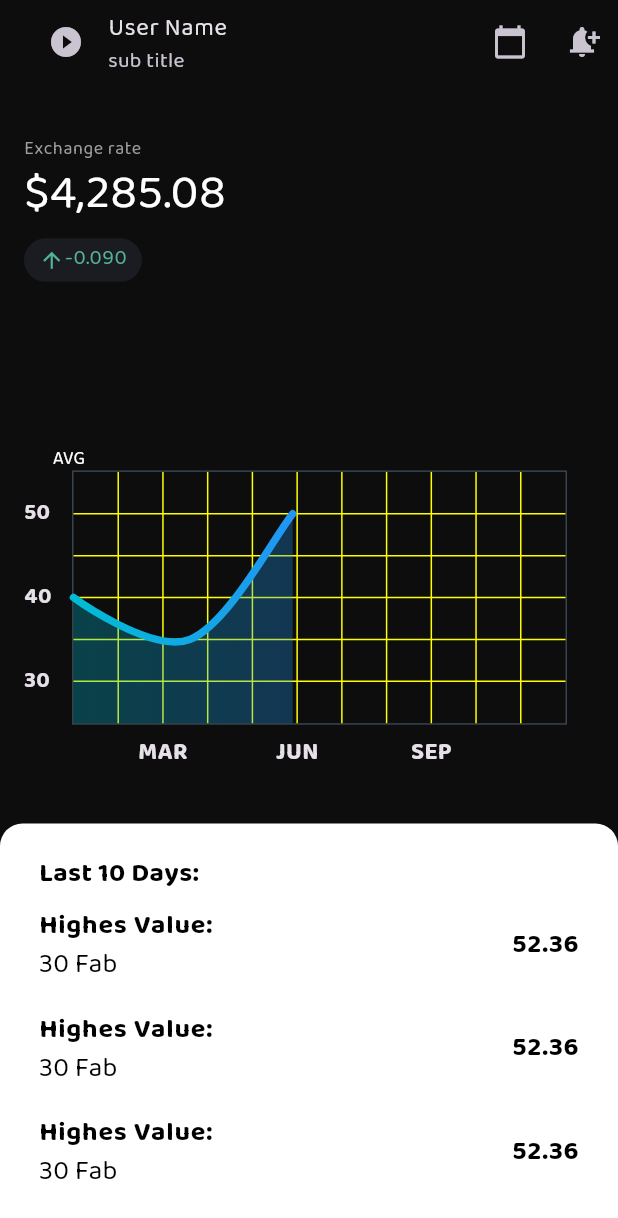
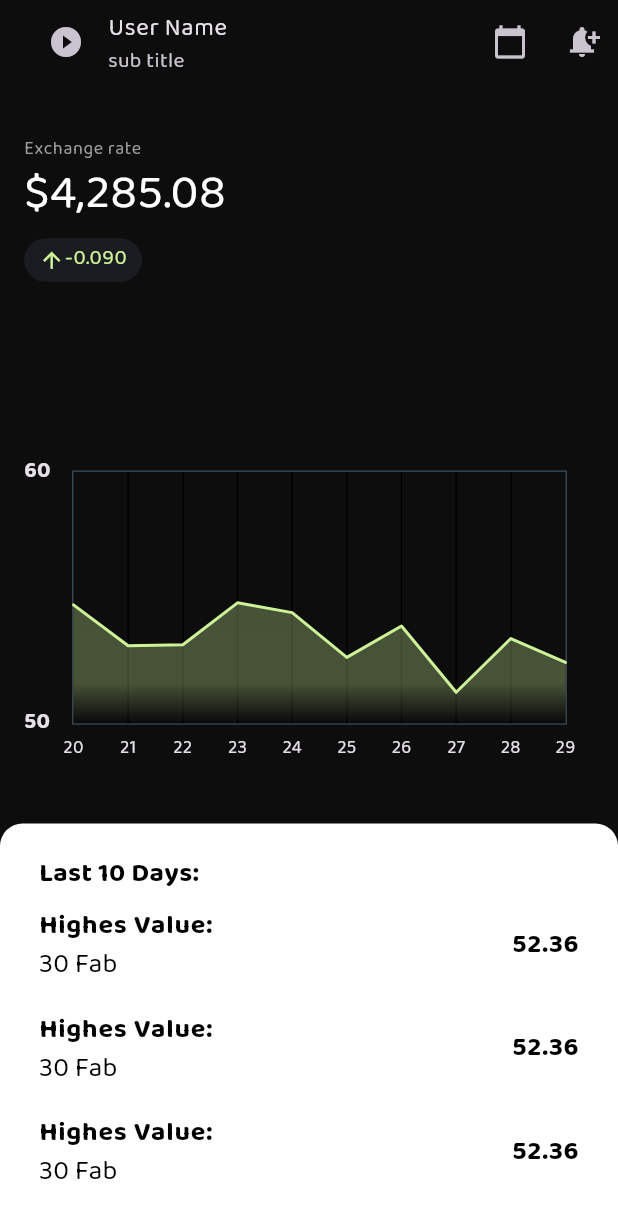
Before and after one commit to mohanedSalaheldin/sdg-tracker, a Flutter app: the screen it shows after launch, on a phone screen of 412 x 824 dp. Shown: the top 1218 px of the screen. Run offline on Flutter 3.47's test engine with Material 3 defaults, Android fonts, the light colour scheme and no system bars; drawn by our look-alikes of fl_chart; our stand-ins replace gap.

Commit message:
edit LineChart

```diff
--- a/lib/src/presentaion/widgets/exchange_rate_chart_widget.dart
+++ b/lib/src/presentaion/widgets/exchange_rate_chart_widget.dart
@@ -1,6 +1,8 @@
 import 'package:fl_chart/fl_chart.dart';
 import 'package:flutter/material.dart';
 import 'package:sudanese_currency/src/shared/constants.dart';
+
+import '../../shared/app_colors.dart';
 
 class LineChartSample2 extends StatefulWidget {
   const LineChartSample2({super.key});
@@ -11,9 +13,12 @@ class LineChartSample2 extends StatefulWidget {
 
 class _LineChartSample2State extends State<LineChartSample2> {
   List<Color> gradientColors = [
-    Colors.cyan,
-    Colors.blue
-    // AppColors.contentColorCyan,
+    // Colors.cyan,
+    // Colors.red
+    AppColors.greenColor,
+    AppColors.greenColorTranspernt,
+    AppColors.greenColorTranspernt,
+    Colors.transparent
     // AppColors.contentColorBlue,
   ];
 
@@ -35,28 +40,28 @@ class _LineChartSample2State extends State<LineChartSample2> {
                 bottom: 0,
               ),
               child: LineChart(
-                showAvg ? avgData() : mainData(),
+                mainData(),
               ),
             ),
           ),
-          SizedBox(
-            width: 60,
-            height: 34,
-            child: TextButton(
-              onPressed: () {
-                setState(() {
-                  showAvg = !showAvg;
-                });
-              },
-              child: Text(
-                'AVG',
-                style: TextStyle(
-                  fontSize: 12,
-                  color: showAvg ? Colors.white.withOpacity(0.5) : Colors.white,
-                ),
-              ),
-            ),
-          ),
+          // SizedBox(
+          //   width: 60,
+          //   height: 34,
+          //   child: TextButton(
+          //     onPressed: () {
+          //       setState(() {
+          //         showAvg = !showAvg;
+          //       });
+          //     },
+          //     child: Text(
+          //       'AVG',
+          //       style: TextStyle(
+          //         fontSize: 12,
+          //         color: showAvg ? Colors.white.withOpacity(0.5) : Colors.white,
+          //       ),
+          //     ),
+          //   ),
+          // ),
         ],
       ),
     );
@@ -64,24 +69,61 @@ class _LineChartSample2State extends State<LineChartSample2> {
 
   Widget bottomTitleWidgets(double value, TitleMeta meta) {
     const style = TextStyle(
-      fontWeight: FontWeight.bold,
-      fontSize: 16,
+      // fontWeight: FontWeight.bold,
+      fontSize: 12,
     );
     Widget text;
+
     switch (value.toInt()) {
+      case 0:
+        text = const Text('20', style: style);
+        break;
+      case 1:
+        text = const Text('21', style: style);
+        break;
       case 2:
-        text = const Text('MAR', style: style);
+        text = const Text('22', style: style);
+        break;
+      case 3:
+        text = const Text('23', style: style);
+        break;
+      case 4:
+        text = const Text('24', style: style);
         break;
       case 5:
-        text = const Text('JUN', style: style);
+        text = const Text('25', style: style);
+        break;
+      case 6:
+        text = const Text('26', style: style);
+        break;
+      case 7:
+        text = const Text('27', style: style);
         break;
       case 8:
-        text = const Text('SEP', style: style);
+        text = const Text('28', style: style);
+        break;
+      case 9:
+        text = const Text('29', style: style);
         break;
       default:
         text = const Text('', style: style);
         break;
     }
+
+    // switch (value.toInt()) {
+    //   case 2:
+    //     text = const Text('MAR', style: style);
+    //     break;
+    //   case 5:
+    //     text = const Text('JUN', style: style);
+    //     break;
+    //   case 8:
+    //     text = const Text('SEP', style: style);
+    //     break;
+    //   default:
+    //     text = const Text('', style: style);
+    //     break;
+    // }
 
     return SideTitleWidget(
       axisSide: meta.axisSide,
@@ -96,14 +138,14 @@ class _LineChartSample2State extends State<LineChartSample2> {
     );
     String text;
     switch (value.toInt()) {
-      case 1:
-        text = '30';
-        break;
-      case 3:
+      case 4:
         text = '40';
         break;
       case 5:
         text = '50';
+        break;
+      case 6:
+        text = '60';
         break;
       default:
         return Container();
@@ -114,6 +156,19 @@ class _LineChartSample2State extends State<LineChartSample2> {
 
   /// used to return LineChartData that contain exact data
   LineChartData mainData() {
+    var flLinesColor = const Color.fromARGB(255, 59, 59, 59);
+    const spots = [
+      FlSpot(0, 5.471),
+      FlSpot(1, 5.308),
+      FlSpot(2, 5.312),
+      FlSpot(3, 5.479),
+      FlSpot(4, 5.44),
+      FlSpot(5, 5.262),
+      FlSpot(6, 5.387),
+      FlSpot(7, 5.123),
+      FlSpot(8, 5.337),
+      FlSpot(9, 5.242)
+    ];
     return LineChartData(
       gridData: FlGridData(
         show: true,
@@ -122,14 +177,14 @@ class _LineChartSample2State extends State<LineChartSample2> {
         verticalInterval: 1,
         getDrawingHorizontalLine: (value) {
           return const FlLine(
-            color: Colors.yellowAccent,
+            // color: flLinesColor,
             // color: AppColors.mainGridLineColor,
             strokeWidth: 1,
           );
         },
         getDrawingVerticalLine: (value) {
           return const FlLine(
-            color: Colors.yellowAccent,
+            // color: flLinesColor,
             strokeWidth: 1,
           );
         },
@@ -164,25 +219,18 @@ class _LineChartSample2State extends State<LineChartSample2> {
         border: Border.all(color: const Color(0xff37434d)),
       ),
       minX: 0,
-      maxX: 11,
-      minY: 0,
+      maxX: 9,
+      minY: 5,
       maxY: 6,
       lineBarsData: [
         LineChartBarData(
-          spots: const [
-            FlSpot(0, 3),
-            FlSpot(2.6, 2),
-            FlSpot(4.9, 5),
-            // FlSpot(6.8, 3.1),
-            // FlSpot(8, 4),
-            // FlSpot(9.5, 3),
-            // FlSpot(11, 4),
-          ],
-          isCurved: true,
-          gradient: LinearGradient(
-            colors: gradientColors,
-          ),
-          barWidth: 5,
+          spots: spots,
+          isCurved: false,
+          color: AppColors.greenColor,
+          // gradient: LinearGradient(
+          //   colors: gradientColors,
+          // ),
+          barWidth: 2,
           isStrokeCapRound: true,
           dotData: const FlDotData(
             show: false,
@@ -190,6 +238,8 @@ class _LineChartSample2State extends State<LineChartSample2> {
           belowBarData: BarAreaData(
             show: true,
             gradient: LinearGradient(
+              begin: Alignment.topCenter,
+              end: Alignment.bottomCenter,
               colors: gradientColors
                   .map((color) => color.withOpacity(0.3))
                   .toList(),
@@ -201,100 +251,100 @@ class _LineChartSample2State extends State<LineChartSample2> {
   }
 
   /// used to return LineChartData that contain the avg data
-  LineChartData avgData() {
-    return LineChartData(
-      lineTouchData: const LineTouchData(enabled: false),
-      gridData: FlGridData(
-        show: true,
-        drawHorizontalLine: true,
-        verticalInterval: 1,
-        horizontalInterval: 1,
-        getDrawingVerticalLine: (value) {
-          return const FlLine(
-            color: Color(0xff37434d),
-            strokeWidth: 1,
-          );
-        },
-        getDrawingHorizontalLine: (value) {
-          return const FlLine(
-            color: Color(0xff37434d),
-            strokeWidth: 1,
-          );
-        },
-      ),
-      titlesData: FlTitlesData(
-        show: true,
-        bottomTitles: AxisTitles(
-          sideTitles: SideTitles(
-            showTitles: true,
-            reservedSize: 30,
-            getTitlesWidget: bottomTitleWidgets,
-            interval: 1,
-          ),
-        ),
-        leftTitles: AxisTitles(
-          sideTitles: SideTitles(
-            showTitles: true,
-            getTitlesWidget: leftTitleWidgets,
-            reservedSize: 42,
-            interval: 1,
-          ),
-        ),
-        topTitles: const AxisTitles(
-          sideTitles: SideTitles(showTitles: false),
-        ),
-        rightTitles: const AxisTitles(
-          sideTitles: SideTitles(showTitles: false),
-        ),
-      ),
-      borderData: FlBorderData(
-        show: true,
-        border: Border.all(color: const Color(0xff37434d)),
-      ),
-      minX: 0,
-      maxX: 11,
-      minY: 0,
-      maxY: 6,
-      lineBarsData: [
-        LineChartBarData(
-          spots: const [
-            FlSpot(0, 3.44),
-            FlSpot(2.6, 3.44),
-            FlSpot(4.9, 3.44),
-            // FlSpot(6.8, 3.44),
-            // FlSpot(8, 3.44),
-            // FlSpot(9.5, 3.44),
-            // FlSpot(11, 3.44),
-          ],
-          isCurved: true,
-          gradient: LinearGradient(
-            colors: [
-              ColorTween(begin: gradientColors[0], end: gradientColors[1])
-                  .lerp(0.2)!,
-              ColorTween(begin: gradientColors[0], end: gradientColors[1])
-                  .lerp(0.2)!,
-            ],
-          ),
-          barWidth: 5,
-          isStrokeCapRound: true,
-          dotData: const FlDotData(
-            show: false,
-          ),
-          belowBarData: BarAreaData(
-            show: true,
-            gradient: LinearGradient(
-              colors: [
-                ColorTween(begin: gradientColors[0], end: gradientColors[1])
-                    .lerp(0.2)!
-                    .withOpacity(0.1),
-                ColorTween(begin: gradientColors[0], end: gradientColors[1])
-                    .lerp(0.2)!
-                    .withOpacity(0.1),
-              ],
-            ),
-          ),
-        ),
-      ],
-    );
-  }
+  // LineChartData avgData() {
+  //   return LineChartData(
+  //     lineTouchData: const LineTouchData(enabled: false),
+  //     gridData: FlGridData(
+  //       show: true,
+  //       drawHorizontalLine: true,
+  //       verticalInterval: 1,
+  //       horizontalInterval: 1,
+  //       getDrawingVerticalLine: (value) {
+  //         return const FlLine(
+  //           color: Color(0xff37434d),
+  //           strokeWidth: 1,
+  //         );
+  //       },
+  //       getDrawingHorizontalLine: (value) {
+  //         return const FlLine(
+  //           color: Color(0xff37434d),
+  //           strokeWidth: 1,
+  //         );
+  //       },
+  //     ),
+  //     titlesData: FlTitlesData(
+  //       show: true,
+  //       bottomTitles: AxisTitles(
+  //         sideTitles: SideTitles(
+  //           showTitles: true,
+  //           reservedSize: 30,
+  //           getTitlesWidget: bottomTitleWidgets,
+  //           interval: 1,
+  //         ),
+  //       ),
+  //       leftTitles: AxisTitles(
+  //         sideTitles: SideTitles(
+  //           showTitles: true,
+  //           getTitlesWidget: leftTitleWidgets,
+  //           reservedSize: 42,
+  //           interval: 1,
+  //         ),
+  //       ),
+  //       topTitles: const AxisTitles(
+  //         sideTitles: SideTitles(showTitles: false),
+  //       ),
+  //       rightTitles: const AxisTitles(
+  //         sideTitles: SideTitles(showTitles: false),
+  //       ),
+  //     ),
+  //     borderData: FlBorderData(
+  //       show: true,
+  //       border: Border.all(color: const Color(0xff37434d)),
+  //     ),
+  //     minX: 0,
+  //     maxX: 11,
+  //     minY: 0,
+  //     maxY: 6,
+  //     lineBarsData: [
+  //       LineChartBarData(
+  //         spots: const [
+  //           FlSpot(0, 3.44),
+  //           FlSpot(2.6, 3.44),
+  //           FlSpot(4.9, 3.44),
+  //           // FlSpot(6.8, 3.44),
+  //           // FlSpot(8, 3.44),
+  //           // FlSpot(9.5, 3.44),
+  //           // FlSpot(11, 3.44),
+  //         ],
+  //         isCurved: true,
+  //         gradient: LinearGradient(
+  //           colors: [
+  //             ColorTween(begin: gradientColors[0], end: gradientColors[1])
+  //                 .lerp(0.2)!,
+  //             ColorTween(begin: gradientColors[0], end: gradientColors[1])
+  //                 .lerp(0.2)!,
+  //           ],
+  //         ),
+  //         barWidth: 5,
+  //         isStrokeCapRound: true,
+  //         dotData: const FlDotData(
+  //           show: false,
+  //         ),
+  //         belowBarData: BarAreaData(
+  //           show: true,
+  //           gradient: LinearGradient(
+  //             colors: [
+  //               ColorTween(begin: gradientColors[0], end: gradientColors[1])
+  //                   .lerp(0.2)!
+  //                   .withOpacity(0.1),
+  //               ColorTween(begin: gradientColors[0], end: gradientColors[1])
+  //                   .lerp(0.2)!
+  //                   .withOpacity(0.1),
+  //             ],
+  //           ),
+  //         ),
+  //       ),
+  //     ],
+  //   );
+  // }
 }
--- a/lib/src/shared/app_colors.dart
+++ b/lib/src/shared/app_colors.dart
@@ -3,6 +3,8 @@ import 'package:flutter/material.dart';
 class AppColors {
   static const Color blackBackgroundColor = Color(0xff0d0d0d);
   static const Color grayBackgroundColor = Color(0xff1f1f1f);
-  static const Color greenColor = Color(0xff53b398);
+  // static const Color greenColor = Color(0xff53b398);
+  static const Color greenColor = Color(0xffcdf399);
+  static const Color greenColorTranspernt = Color.fromARGB(0, 206, 243, 153);
   static const Color presentBackgroundColor = Color(0xff1a1c21);
 }
```
